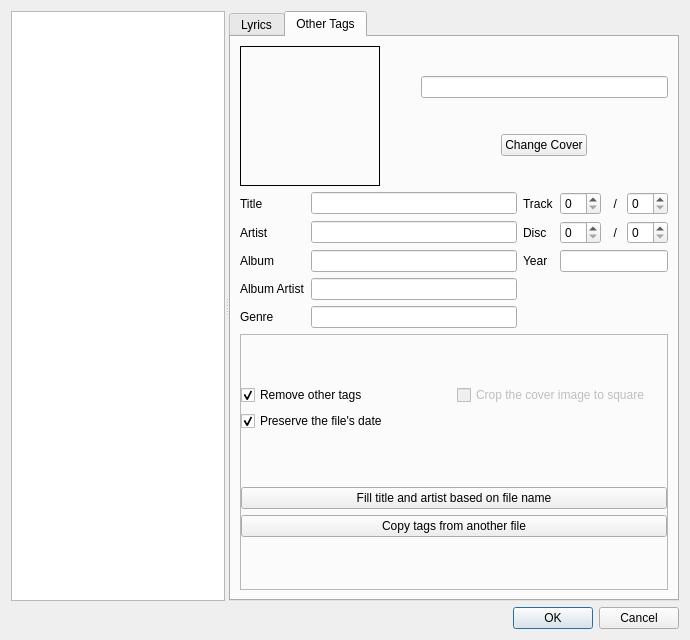
First picture: the form in ui/edit_tags_dialog.ui, repository divers0/ted, before the edit.
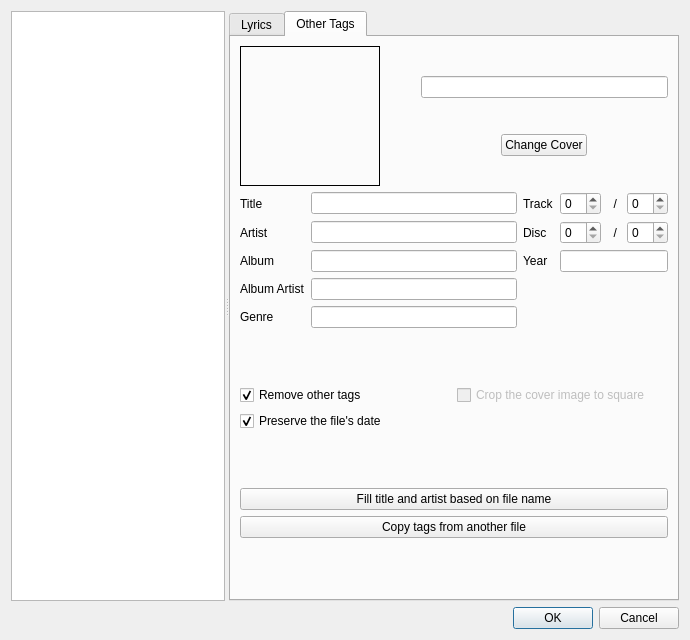
Second picture: the form after the edit.

Diff of the .ui file:
```diff
--- a/ui/edit_tags_dialog.ui
+++ b/ui/edit_tags_dialog.ui
@@ -220,7 +220,7 @@
            </size>
           </property>
           <property name="frameShape">
-           <enum>QFrame::Shape::StyledPanel</enum>
+           <enum>QFrame::Shape::NoFrame</enum>
           </property>
           <property name="frameShadow">
            <enum>QFrame::Shadow::Raised</enum>
```
